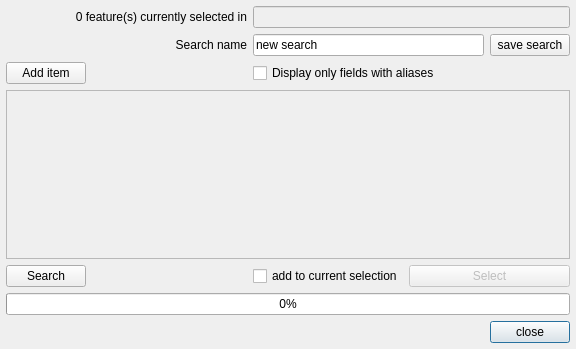
Qt form ui_editsearch.ui (3nids/qsearch) before a commit.
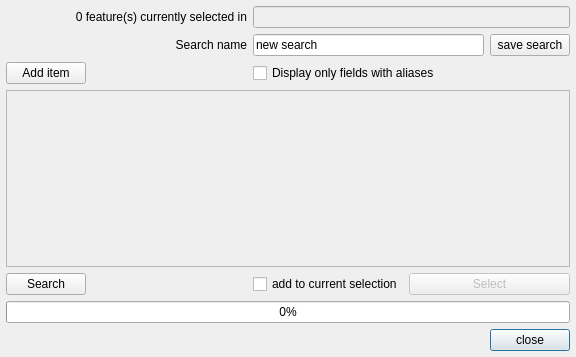
The same form after that commit.

Commit message: change tab order, so pressing enter starts the search instead of closing the dialog

The edit to the form file:
```diff
--- a/ui_editsearch.ui
+++ b/ui_editsearch.ui
@@ -7,7 +7,7 @@
     <x>0</x>
     <y>0</y>
     <width>576</width>
-    <height>349</height>
+    <height>357</height>
    </rect>
   </property>
   <property name="windowTitle">
@@ -55,7 +55,7 @@
         <x>0</x>
         <y>0</y>
         <width>562</width>
-        <height>139</height>
+        <height>147</height>
        </rect>
       </property>
       <layout class="QGridLayout" name="gridLayout_3">
```
Left out of the diff: 12 changed lines with no effect on the pictures. The commit also changes 1 other file.
